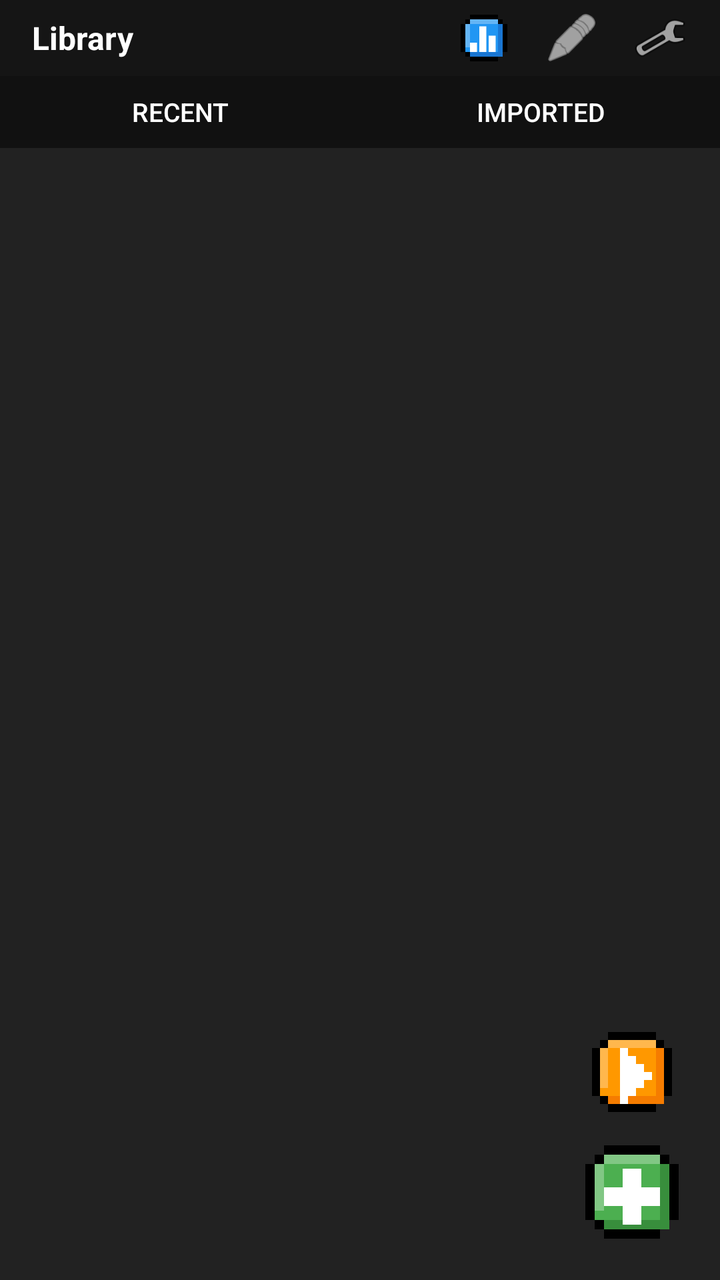
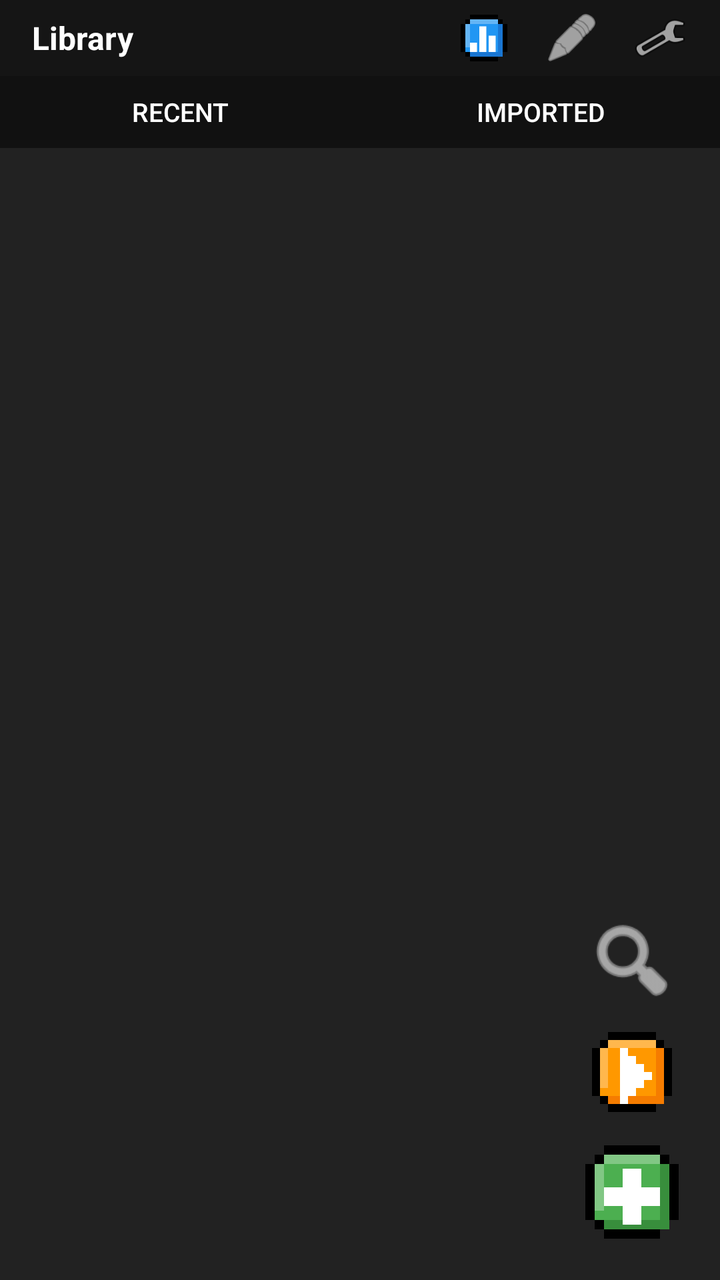

Screens rendered from an Android XML layout before and after an edit, with the pre-edit source and the edit as a unified diff.
<!-- AndroidManifest.xml: application theme Theme.LiteReader -->
<!-- res/layout/overlay_library.xml -->
<?xml version="1.0" encoding="utf-8"?>
<LinearLayout
    xmlns:android="http://schemas.android.com/apk/res/android"
    android:layout_width="match_parent"
    android:layout_height="match_parent"
    android:orientation="vertical"
    android:background="#222222">

    <LinearLayout
        android:id="@+id/library_header"
        android:layout_width="match_parent"
        android:layout_height="38dp"
        android:orientation="horizontal"
        android:background="#151515"
        android:gravity="center_vertical"
        android:paddingHorizontal="16dp">
        <TextView
            android:layout_width="0dp"
            android:layout_height="wrap_content"
            android:layout_weight="1"
            android:text="Library"
            android:textSize="16sp"
            android:textStyle="bold"
            android:textColor="#FFFFFF" />
            
        <ImageButton
            android:id="@+id/btn_library_tracker"
            android:layout_width="28dp"
            android:layout_height="28dp"
            android:background="@android:color/transparent"
            android:src="@drawable/ic_fab_tracker_game"
            android:scaleType="fitCenter"
            android:layout_marginEnd="16dp" />
            
        <ImageButton
            android:id="@+id/btn_library_notes"
            android:layout_width="28dp"
            android:layout_height="28dp"
            android:background="@android:color/transparent"
            android:src="@android:drawable/ic_menu_edit"
            android:tint="#FFFFFF"
            android:scaleType="fitCenter"
            android:layout_marginEnd="16dp" />
            
        <ImageButton
            android:id="@+id/btn_library_settings"
            android:layout_width="28dp"
            android:layout_height="28dp"
            android:background="@android:color/transparent"
            android:src="@android:drawable/ic_menu_preferences"
            android:scaleType="fitCenter" />
    </LinearLayout>

    <LinearLayout
        android:layout_width="match_parent"
        android:layout_height="36dp"
        android:orientation="horizontal"
        android:background="#111111">
        <Button
            android:id="@+id/btn_tab_recent"
            android:layout_width="0dp"
            android:layout_height="match_parent"
            android:layout_weight="1"
            android:text="Recent"
            android:textColor="#FFFFFF"
            android:textSize="13sp"
            android:padding="0dp"
            android:minHeight="0dp"
            style="?android:attr/borderlessButtonStyle" />
        <Button
            android:id="@+id/btn_tab_imported"
            android:layout_width="0dp"
            android:layout_height="match_parent"
            android:layout_weight="1"
            android:text="Imported"
            android:textColor="#FFFFFF"
            android:textSize="13sp"
            android:padding="0dp"
            android:minHeight="0dp"
            style="?android:attr/borderlessButtonStyle" />
    </LinearLayout>

    
    <LinearLayout
        android:id="@+id/bar_explorer_tools"
        android:layout_width="match_parent"
        android:layout_height="36dp"
        android:orientation="horizontal"
        android:background="#151515"
        android:paddingHorizontal="16dp"
        android:paddingVertical="4dp"
        android:gravity="center_vertical"
        android:visibility="gone">
        <ImageButton
            android:id="@+id/btn_explorer_up"
            android:layout_width="32dp"
            android:layout_height="32dp"
            android:background="?android:attr/selectableItemBackground"
            android:src="@drawable/ic_arrow_back"
            android:tint="#FFFFFF"
            android:visibility="gone" />
        <TextView
            android:id="@+id/tv_explorer_path"
            android:layout_width="0dp"
            android:layout_height="wrap_content"
            android:layout_weight="1"
            android:layout_marginStart="8dp"
            android:layout_gravity="center_vertical"
            android:textColor="#AAAAAA"
            android:textSize="14sp"
            android:singleLine="true"
            android:ellipsize="start" />
        <Button
            android:id="@+id/btn_sort_type"
            android:layout_width="wrap_content"
            android:layout_height="32dp"
            android:text="Name"
            android:textSize="12sp"
            android:textColor="#FFFFFF"
            android:background="?android:attr/selectableItemBackground" />
        <ImageButton
            android:id="@+id/btn_sort_order"
            android:layout_width="32dp"
            android:layout_height="32dp"
            android:background="?android:attr/selectableItemBackground"
            android:src="@android:drawable/arrow_down_float"
            android:tint="#FFFFFF" />
    </LinearLayout>

    <FrameLayout
        android:layout_width="match_parent"
        android:layout_height="match_parent">
        
        <androidx.recyclerview.widget.RecyclerView
            android:id="@+id/list_library"
            android:layout_width="match_parent"
            android:layout_height="match_parent"
            android:clipToPadding="false"
            android:paddingTop="8dp"
            android:paddingBottom="96dp"/>
            
        
        <LinearLayout
            android:layout_width="wrap_content"
            android:layout_height="wrap_content"
            android:orientation="vertical"
            android:layout_gravity="bottom|end"
            android:layout_marginEnd="16dp"
            android:layout_marginBottom="16dp"
            android:gravity="center">
            <ImageButton
                android:id="@+id/fab_continue"
                android:layout_width="48dp"
                android:layout_height="48dp"
                android:layout_marginBottom="8dp"
                android:background="@android:color/transparent"
                android:scaleType="fitCenter"
                android:src="@drawable/ic_fab_continue_game" />
            <ImageButton
                android:id="@+id/fab_add_book"
                android:layout_width="56dp"
                android:layout_height="56dp"
                android:background="@android:color/transparent"
                android:scaleType="fitCenter"
                android:src="@drawable/ic_fab_add_game" />
        </LinearLayout>
    </FrameLayout>
</LinearLayout>
<!-- resources referenced by this layout -->
<resources>
  <!-- drawable ic_arrow_back (drawable) -->
  <?xml version="1.0" encoding="utf-8"?>
  <vector xmlns:android="http://schemas.android.com/apk/res/android"
      android:width="24dp"
      android:height="24dp"
      android:viewportWidth="24"
      android:viewportHeight="24">
      <path
          android:fillColor="#FFFFFF"
          android:pathData="M20,11H7.83l5.59,-5.59L12,4l-8,8 8,8 1.41,-1.41L7.83,13H20v-2z"/>
  </vector>
  <!-- drawable ic_fab_add_game (drawable) -->
  <?xml version="1.0" encoding="utf-8"?>
  <vector xmlns:android="http://schemas.android.com/apk/res/android"
      android:width="48dp"
      android:height="48dp"
      android:viewportWidth="24"
      android:viewportHeight="24">
  
      
      <path android:fillColor="#000000" android:pathData="M 6 2 H 18 V 4 H 20 V 6 H 22 V 18 H 20 V 20 H 18 V 22 H 6 V 20 H 4 V 18 H 2 V 6 H 4 V 4 H 6 V 2 Z" />
      
      
      <path android:fillColor="#4CAF50" android:pathData="M 6 4 H 18 V 6 H 20 V 18 H 18 V 20 H 6 V 18 H 4 V 6 H 6 V 4 Z" />
      
      
      <path android:fillColor="#81C784" android:pathData="M 6 4 H 18 V 6 H 6 Z M 4 6 H 6 V 16 H 4 Z" />
      
      
      <path android:fillColor="#388E3C" android:pathData="M 6 18 H 20 V 20 H 6 Z M 18 6 H 20 V 18 H 18 Z" />
  
      
      <path android:fillColor="#FFFFFF" android:pathData="M 10 7 H 14 V 11 H 18 V 15 H 14 V 19 H 10 V 15 H 6 V 11 H 10 Z" />
  </vector>
  <!-- drawable ic_fab_continue_game (drawable) -->
  <?xml version="1.0" encoding="utf-8"?>
  <vector xmlns:android="http://schemas.android.com/apk/res/android"
      android:width="48dp"
      android:height="48dp"
      android:viewportWidth="24"
      android:viewportHeight="24">
  
      
      <path android:fillColor="#000000" android:pathData="M 6 2 H 18 V 4 H 20 V 6 H 22 V 18 H 20 V 20 H 18 V 22 H 6 V 20 H 4 V 18 H 2 V 6 H 4 V 4 H 6 V 2 Z" />
      
      
      <path android:fillColor="#FF9800" android:pathData="M 6 4 H 18 V 6 H 20 V 18 H 18 V 20 H 6 V 18 H 4 V 6 H 6 V 4 Z" />
      
      
      <path android:fillColor="#FFB74D" android:pathData="M 6 4 H 18 V 6 H 6 Z M 4 6 H 6 V 16 H 4 Z" />
      
      
      <path android:fillColor="#F57C00" android:pathData="M 6 18 H 20 V 20 H 6 Z M 18 6 H 20 V 18 H 18 Z" />
  
      
      <path android:fillColor="#FFFFFF" android:pathData="M 9 6 H 11 V 8 H 13 V 10 H 15 V 12 H 17 V 14 H 15 V 16 H 13 V 18 H 11 V 20 H 9 Z" />
  </vector>
  <!-- drawable ic_fab_tracker_game (drawable) -->
  <?xml version="1.0" encoding="utf-8"?>
  <vector xmlns:android="http://schemas.android.com/apk/res/android"
      android:width="48dp"
      android:height="48dp"
      android:viewportWidth="24"
      android:viewportHeight="24">
  
      
      <path android:fillColor="#000000" android:pathData="M 6 2 H 18 V 4 H 20 V 6 H 22 V 18 H 20 V 20 H 18 V 22 H 6 V 20 H 4 V 18 H 2 V 6 H 4 V 4 H 6 V 2 Z" />
      
      
      <path android:fillColor="#2196F3" android:pathData="M 6 4 H 18 V 6 H 20 V 18 H 18 V 20 H 6 V 18 H 4 V 6 H 6 V 4 Z" />
      
      
      <path android:fillColor="#64B5F6" android:pathData="M 6 4 H 18 V 6 H 6 Z M 4 6 H 6 V 16 H 4 Z" />
      
      
      <path android:fillColor="#1976D2" android:pathData="M 6 18 H 20 V 20 H 6 Z M 18 6 H 20 V 18 H 18 Z" />
  
      
      <path android:fillColor="#FFFFFF" android:pathData="M 6 14 H 9 V 18 H 6 Z M 10 7 H 13 V 18 H 10 Z M 14 11 H 17 V 18 H 14 Z" />
  </vector>
  <style name="Theme.LiteReader" parent="android:Theme.Material.Light.NoActionBar" />
</resources>

<!-- the commit's change to res/layout/overlay_library.xml (unified diff, before → after) -->
@@ -127,6 +127,19 @@
             android:tint="#FFFFFF" />
     </LinearLayout>
 
+    <EditText
+        android:id="@+id/et_search_library"
+        android:layout_width="match_parent"
+        android:layout_height="wrap_content"
+        android:hint="Search here..."
+        android:textColor="#FFFFFF"
+        android:textColorHint="#AAAAAA"
+        android:background="#2A2A2A"
+        android:padding="12dp"
+        android:inputType="text"
+        android:singleLine="true"
+        android:visibility="gone" />
+
     <FrameLayout
         android:layout_width="match_parent"
         android:layout_height="match_parent">
@@ -149,6 +162,15 @@
             android:layout_marginBottom="16dp"
             android:gravity="center">
             <ImageButton
+                android:id="@+id/fab_search"
+                android:layout_width="48dp"
+                android:layout_height="48dp"
+                android:layout_marginBottom="8dp"
+                android:background="?android:attr/selectableItemBackgroundBorderless"
+                android:scaleType="fitCenter"
+                android:src="@android:drawable/ic_menu_search"
+                android:tint="#FFFFFF" />
+            <ImageButton
                 android:id="@+id/fab_continue"
                 android:layout_width="48dp"
                 android:layout_height="48dp"
